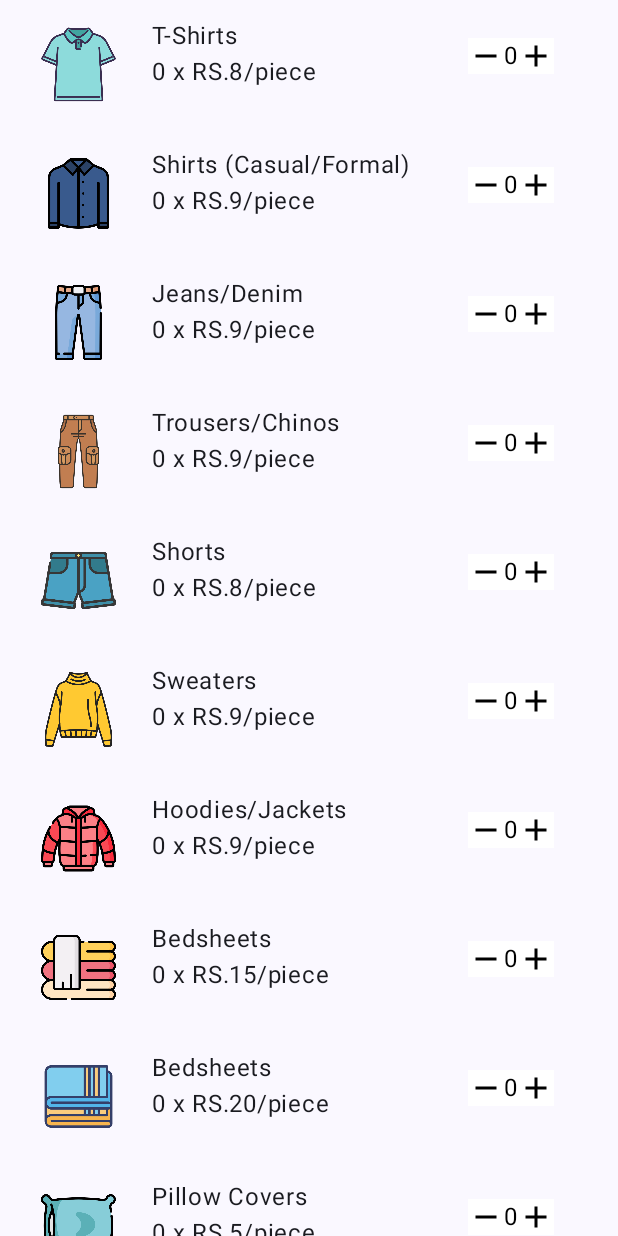
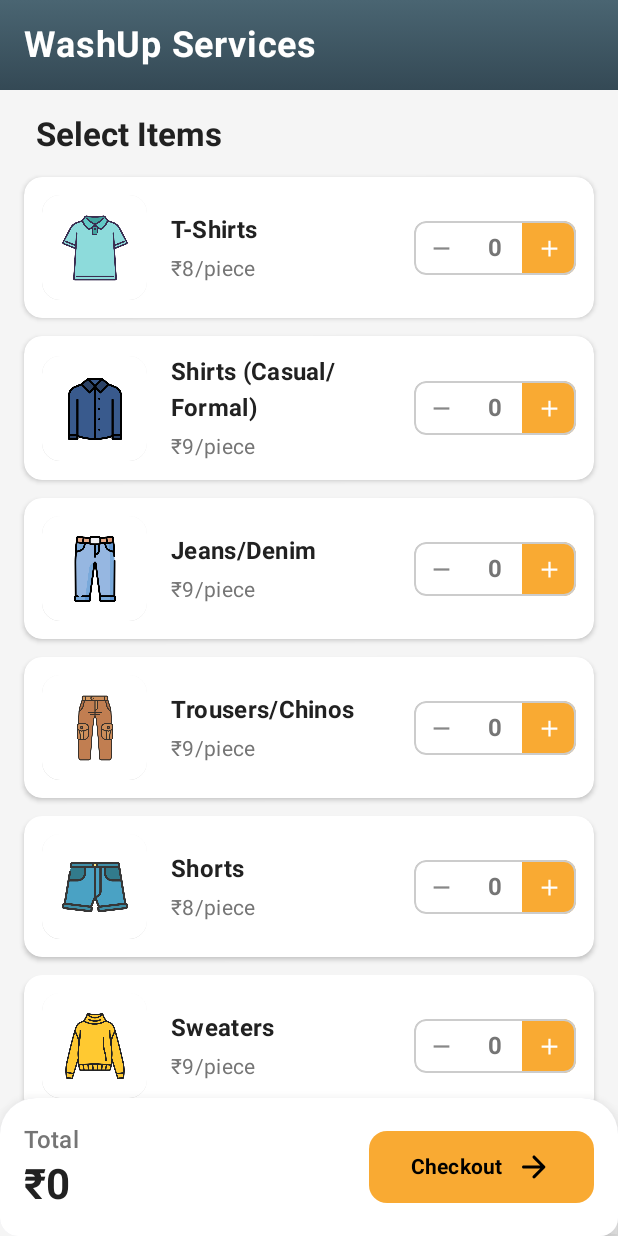
Before and after one commit to anubhav-auth/WashUp, an Android app built with Jetpack Compose: the screen it shows after launch (MainActivity), on a phone screen of 412 x 824 dp. Run offline under Robolectric (Android 15) with nearby library versions, the phone set to English and light mode, and no system bars.

Commit message:
improved ui for cloth menu page

```diff
--- a/app/src/main/java/com/anubhavauth/washup/ui/theme/checkoutScreen.kt
+++ b/app/src/main/java/com/anubhavauth/washup/CheckoutScreen.kt
@@ -1,4 +1,4 @@
-package com.anubhavauth.washup.ui.theme
+package com.anubhavauth.washup
 
 import androidx.compose.foundation.lazy.LazyColumn
 import androidx.compose.foundation.lazy.items
@@ -7,7 +7,6 @@ import androidx.compose.runtime.Composable
 import androidx.compose.runtime.getValue
 import androidx.compose.ui.Modifier
 import androidx.navigation.NavController
-import com.anubhavauth.washup.WashUpViewModel
 
 @Composable
 fun Checkout(
@@ -16,7 +15,7 @@ fun Checkout(
     navController: NavController
 ) {
     val itemizedList by washUpViewModel.itemizedBill
-    LazyColumn {
+    LazyColumn(modifier = modifier) {
         items(itemizedList.keys.toList()){ item ->
             Text("$item pc: ${itemizedList[item]}")
         }
--- a/app/src/main/java/com/anubhavauth/washup/ClothListThings.kt
+++ b/app/src/main/java/com/anubhavauth/washup/ClothListThings.kt
@@ -1,41 +1,45 @@
 package com.anubhavauth.washup
 
 import android.annotation.SuppressLint
+import androidx.compose.animation.animateColorAsState
+import androidx.compose.animation.core.tween
 import androidx.compose.foundation.Image
 import androidx.compose.foundation.background
+import androidx.compose.foundation.border
 import androidx.compose.foundation.clickable
-import androidx.compose.foundation.layout.Arrangement
-import androidx.compose.foundation.layout.Box
-import androidx.compose.foundation.layout.Column
-import androidx.compose.foundation.layout.Row
-import androidx.compose.foundation.layout.Spacer
-import androidx.compose.foundation.layout.fillMaxHeight
-import androidx.compose.foundation.layout.fillMaxSize
-import androidx.compose.foundation.layout.fillMaxWidth
-import androidx.compose.foundation.layout.height
-import androidx.compose.foundation.layout.padding
-import androidx.compose.foundation.layout.size
-import androidx.compose.foundation.layout.width
+import androidx.compose.foundation.layout.*
 import androidx.compose.foundation.lazy.LazyColumn
 import androidx.compose.foundation.lazy.items
+import androidx.compose.foundation.shape.CircleShape
+import androidx.compose.foundation.shape.RoundedCornerShape
 import androidx.compose.material.icons.Icons
 import androidx.compose.material.icons.filled.Add
 import androidx.compose.material.icons.filled.Remove
-import androidx.compose.material3.Button
-import androidx.compose.material3.Icon
-import androidx.compose.material3.Text
-import androidx.compose.runtime.Composable
-import androidx.compose.runtime.getValue
-import androidx.compose.runtime.mutableIntStateOf
-import androidx.compose.runtime.remember
-import androidx.compose.runtime.setValue
+import androidx.compose.material.icons.rounded.ArrowForward
+import androidx.compose.material3.*
+import androidx.compose.runtime.*
 import androidx.compose.ui.Alignment
 import androidx.compose.ui.Modifier
+import androidx.compose.ui.draw.clip
+import androidx.compose.ui.draw.shadow
+import androidx.compose.ui.graphics.Brush
 import androidx.compose.ui.graphics.Color
+import androidx.compose.ui.layout.ContentScale
 import androidx.compose.ui.res.painterResource
+import androidx.compose.ui.text.font.FontWeight
+import androidx.compose.ui.text.style.TextAlign
 import androidx.compose.ui.unit.dp
 import androidx.compose.ui.unit.sp
 import androidx.navigation.NavHostController
+
+// Define theme colors for a more consistent look
+private val PrimaryColor = Color(0xFF4A6572)
+private val SecondaryColor = Color(0xFF344955)
+private val AccentColor = Color(0xFFF9AA33)
+private val BackgroundColor = Color(0xFFF5F5F5)
+private val SurfaceColor = Color.White
+private val TextPrimaryColor = Color(0xFF212121)
+private val TextSecondaryColor = Color(0xFF757575)
 
 @SuppressLint("MutableCollectionMutableState")
 @Composable
@@ -48,7 +52,55 @@ fun ClothListMenu(
     var totalPrice by washUpViewModel.totalPrice
     val itemizedBill by washUpViewModel.itemizedBill
 
-    LazyColumn(modifier = modifier) {
+    Box(
+        modifier = Modifier
+            .fillMaxSize()
+            .background(BackgroundColor)
+    ) {
+        Column(
+            modifier = Modifier.fillMaxSize()
+        ) {
+            // Header
+            Box(
+                modifier = Modifier
+                    .fillMaxWidth()
+                    .background(
+                        Brush.verticalGradient(
+                            colors = listOf(
+                                PrimaryColor,
+                                SecondaryColor
+                            )
+                        )
+                    )
+                    .padding(16.dp)
+            ) {
+                Text(
+                    text = "WashUp Services",
+                    color = Color.White,
+                    fontSize = 24.sp,
+                    fontWeight = FontWeight.Bold
+                )
+            }
+
+            // Items List
+            LazyColumn(
+                modifier = modifier
+                    .fillMaxWidth()
+                    .weight(1f)
+                    .padding(horizontal = 12.dp)
+            ) {
+                item {
+                    Spacer(modifier = Modifier.height(16.dp))
+                    Text(
+                        text = "Select Items",
+                        style = MaterialTheme.typography.titleLarge,
+                        fontWeight = FontWeight.Bold,
+                        color = TextPrimaryColor,
+                        modifier = Modifier.padding(horizontal = 12.dp)
+                    )
+                    Spacer(modifier = Modifier.height(8.dp))
+                }
+
                 items(items) { item ->
                     ClothListItem(
                         item = item,
@@ -56,96 +108,212 @@ fun ClothListMenu(
                             totalPrice += quantityChange * item.price
                             itemizedBill[item.name] =
                                 itemizedBill[item.name]?.plus(quantityChange) ?: quantityChange
-
                         }
                     )
                 }
+
                 item {
-            Column(
+                    Spacer(modifier = Modifier.height(80.dp))
+                }
+            }
+        }
+
+        // Total and Checkout Button - Fixed at bottom
+        Card(
             modifier = Modifier
                 .fillMaxWidth()
+                .align(Alignment.BottomCenter)
+                .shadow(elevation = 12.dp, shape = RoundedCornerShape(topStart = 24.dp, topEnd = 24.dp))
+        ) {
+            Row(
+                modifier = Modifier
+                    .fillMaxWidth()
+                    .background(SurfaceColor)
                     .padding(16.dp),
+                verticalAlignment = Alignment.CenterVertically,
+                horizontalArrangement = Arrangement.SpaceBetween
+            ) {
+                Column {
+                    Text(
+                        text = "Total",
+                        style = MaterialTheme.typography.titleMedium,
+                        color = TextSecondaryColor
+                    )
+                    Text(
+                        text = "₹$totalPrice",
+                        style = MaterialTheme.typography.headlineMedium,
+                        fontWeight = FontWeight.Bold,
+                        color = TextPrimaryColor
+                    )
+                }
+
+                Button(
+                    onClick = { navController.navigate("checkout-screen") },
+                    colors = ButtonDefaults.buttonColors(
+                        containerColor = AccentColor
+                    ),
+                    shape = RoundedCornerShape(12.dp),
+                    modifier = Modifier
+                        .height(48.dp)
+                        .width(150.dp)
+                ) {
+                    Row(
+                        verticalAlignment = Alignment.CenterVertically,
+                        horizontalArrangement = Arrangement.Center
                     ) {
                         Text(
-                    "Total Price: RS.$totalPrice",
-                    style = androidx.compose.ui.text.TextStyle(fontSize = 24.sp)
+                            "Checkout",
+                            color = Color.Black,
+                            fontWeight = FontWeight.Bold
                         )
-                Text(itemizedBill.toString())
-                Button(
-                    onClick = {
-                        navController.navigate("checkout-screen")
+                        Spacer(modifier = Modifier.width(8.dp))
+                        Icon(
+                            imageVector = Icons.Rounded.ArrowForward,
+                            contentDescription = "Go to checkout",
+                            tint = Color.Black
+                        )
                     }
-                ) {
-                    Text("bill ->")
+                }
             }
         }
     }
 }
 
-
-}
-
 @Composable
 fun ClothListItem(item: ClothListContent, onQuantityChange: (Int) -> Unit) {
     var noOfItem by remember { mutableIntStateOf(0) }
+    val backgroundColor = animateColorAsState(
+        targetValue = if (noOfItem > 0) Color(0xFFEDF7ED) else SurfaceColor,
+        animationSpec = tween(300),
+        label = "backgroundColorAnimation"
+    )
 
+    Card(
+        modifier = Modifier
+            .fillMaxWidth()
+            .padding(vertical = 6.dp, horizontal = 4.dp)
+            .shadow(
+                elevation = 2.dp,
+                shape = RoundedCornerShape(12.dp),
+                ambientColor = Color.Gray.copy(alpha = 0.2f)
+            ),
+        shape = RoundedCornerShape(12.dp),
+        colors = CardDefaults.cardColors(containerColor = backgroundColor.value)
+    ) {
         Row(
             modifier = Modifier
                 .fillMaxWidth()
-            .padding(horizontal = 21.dp, vertical = 12.dp)
+                .padding(12.dp),
+            verticalAlignment = Alignment.CenterVertically
+        ) {
+            // Item image with rounded corners
+            Box(
+                modifier = Modifier
+                    .size(70.dp)
+                    .clip(RoundedCornerShape(12.dp))
+                    .shadow(elevation = 3.dp, shape = RoundedCornerShape(12.dp))
+                    .background(Color.White),
+                contentAlignment = Alignment.Center
             ) {
                 Image(
+                    painter = painterResource(item.imageId),
+                    contentDescription = item.name,
+                    contentScale = ContentScale.Fit,
                     modifier = Modifier
-                .padding(6.dp)
-                .size(50.dp)
-                .align(Alignment.CenterVertically),
-            painter = painterResource(item.imageId),
-            contentDescription = ""
+                        .size(60.dp)
+                        .padding(8.dp)
                 )
-        Spacer(modifier = Modifier.width(18.dp))
+            }
+
+            Spacer(modifier = Modifier.width(16.dp))
+
+            // Item details with better typography
             Column(
-            modifier = Modifier.fillMaxHeight(), verticalArrangement = Arrangement.Center
+                modifier = Modifier.weight(1f)
             ) {
-            Text(item.name)
-            Text("${item.quantity} x RS.${item.price}/piece")
+                Text(
+                    text = item.name,
+                    style = MaterialTheme.typography.titleMedium,
+                    fontWeight = FontWeight.Bold,
+                    color = TextPrimaryColor
+                )
+                Spacer(modifier = Modifier.height(4.dp))
+                Text(
+                    text = "₹${item.price}/piece",
+                    style = MaterialTheme.typography.bodyMedium,
+                    color = TextSecondaryColor
+                )
             }
+
+            // Quantity controls with better styling
             Row(
+                verticalAlignment = Alignment.CenterVertically,
+                horizontalArrangement = Arrangement.SpaceBetween,
                 modifier = Modifier
-                .height(50.dp)
-                .padding(end = 21.dp)
-                .fillMaxSize(),
-            verticalAlignment = Alignment.CenterVertically,
-            horizontalArrangement = Arrangement.End
+                    .clip(RoundedCornerShape(8.dp))
+                    .border(
+                        width = 1.dp,
+                        color = if (noOfItem > 0) PrimaryColor else Color.LightGray,
+                        shape = RoundedCornerShape(8.dp)
+                    )
             ) {
+                // Decrease button
                 Box(
                     modifier = Modifier
-                    .background(Color.White)
+                        .size(36.dp)
                         .clickable {
                             if (noOfItem > 0) {
-                            noOfItem -= 1
+                                noOfItem--
                                 onQuantityChange(-1)
                             }
                         },
+                    contentAlignment = Alignment.Center
                 ) {
                     Icon(
-                    imageVector = Icons.Filled.Remove, contentDescription = "", tint = Color.Black
+                        imageVector = Icons.Filled.Remove,
+                        contentDescription = "Decrease quantity",
+                        tint = if (noOfItem > 0) PrimaryColor else Color.Gray,
+                        modifier = Modifier.size(18.dp)
                     )
                 }
+
+                // Quantity display
                 Box(
-                modifier = Modifier.background(Color.White)
+                    modifier = Modifier
+                        .width(36.dp)
+                        .height(36.dp),
+                    contentAlignment = Alignment.Center
                 ) {
-                Text(text = noOfItem.toString(), color = Color.Black)
+                    Text(
+                        text = noOfItem.toString(),
+                        style = MaterialTheme.typography.titleMedium,
+                        fontWeight = FontWeight.Bold,
+                        textAlign = TextAlign.Center,
+                        color = if (noOfItem > 0) PrimaryColor else TextSecondaryColor
+                    )
                 }
 
-            Box(modifier = Modifier
-                .background(Color.White)
+                // Increase button
+                Box(
+                    modifier = Modifier
+                        .size(36.dp)
+                        .background(
+                            color = if (noOfItem > 0) PrimaryColor else AccentColor,
+                            shape = RoundedCornerShape(topEnd = 8.dp, bottomEnd = 8.dp)
+                        )
                         .clickable {
-                    noOfItem += 1
+                            noOfItem++
                             onQuantityChange(1)
-                }) {
+                        },
+                    contentAlignment = Alignment.Center
+                ) {
                     Icon(
-                    imageVector = Icons.Filled.Add, contentDescription = "", tint = Color.Black
+                        imageVector = Icons.Filled.Add,
+                        contentDescription = "Increase quantity",
+                        tint = Color.White,
+                        modifier = Modifier.size(18.dp)
                     )
+                }
             }
         }
     }
--- a/app/src/main/java/com/anubhavauth/washup/MainActivity.kt
+++ b/app/src/main/java/com/anubhavauth/washup/MainActivity.kt
@@ -12,7 +12,6 @@ import androidx.lifecycle.ViewModelProvider
 import androidx.navigation.compose.NavHost
 import androidx.navigation.compose.composable
 import androidx.navigation.compose.rememberNavController
-import com.anubhavauth.washup.ui.theme.Checkout
 import com.anubhavauth.washup.ui.theme.WashUpTheme
 
 class MainActivity : ComponentActivity() {
```
Lines whose indentation alone changed are shown as unchanged.
